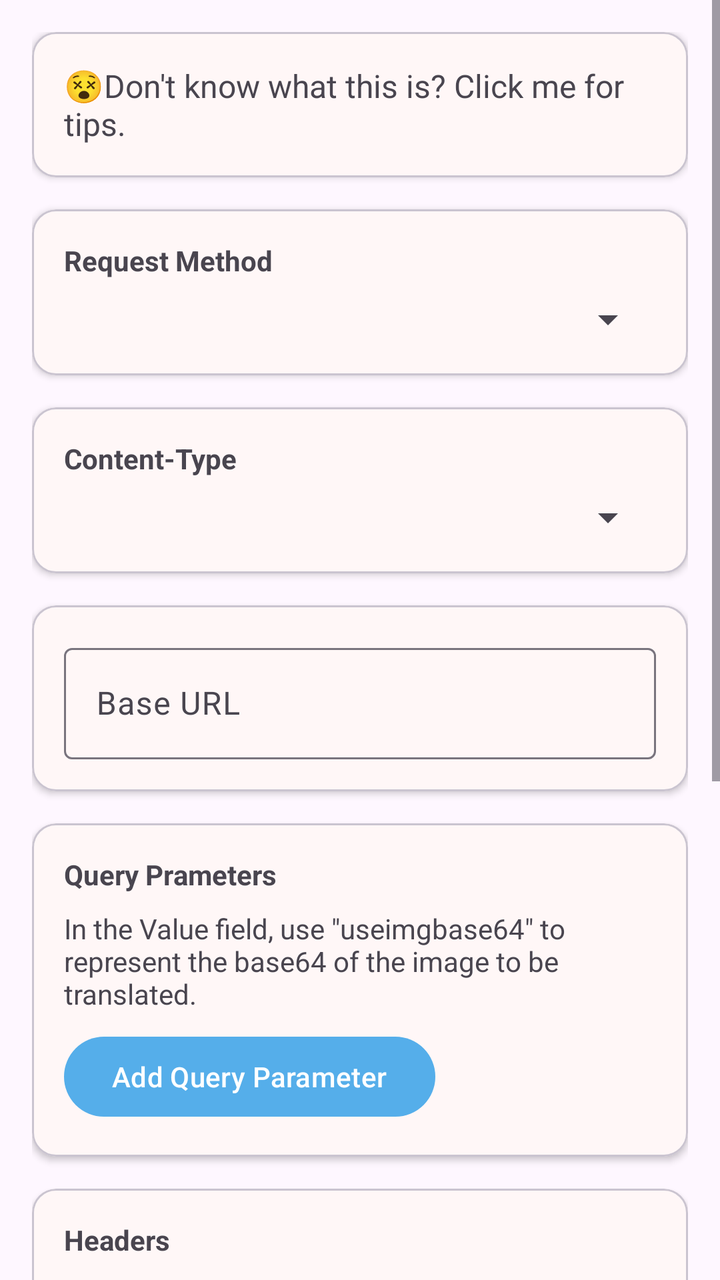
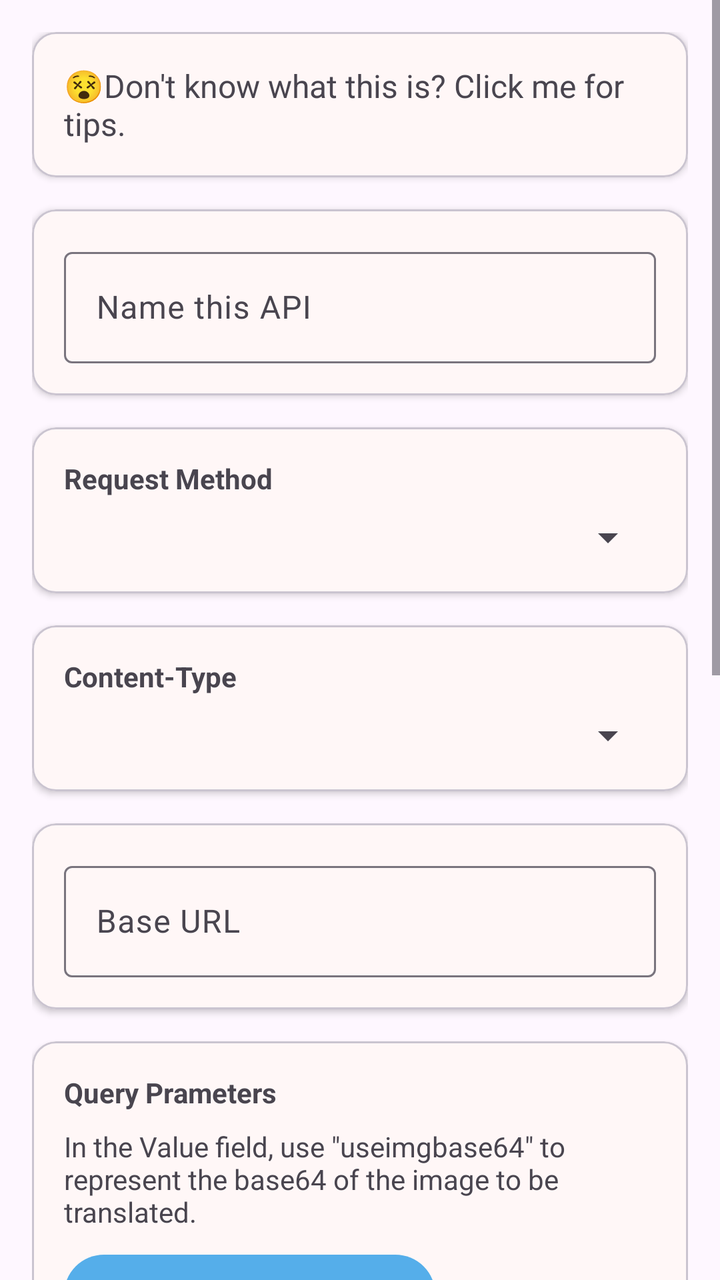

The first picture is an Android layout as it rendered before a commit; the second is the same layout after the commit. The layout source and the unified diff follow.
<!-- AndroidManifest.xml: application theme Theme.MT -->
<!-- res/layout/fragment_custom_pic_api.xml -->
<?xml version="1.0" encoding="utf-8"?>
<ScrollView xmlns:android="http://schemas.android.com/apk/res/android"
    xmlns:app="http://schemas.android.com/apk/res-auto"
    android:layout_width="match_parent"
    android:layout_height="match_parent"
    android:fitsSystemWindows="true">

    <LinearLayout
        android:layout_width="match_parent"
        android:layout_height="wrap_content"
        android:orientation="vertical"
        android:padding="16dp">

        
        <com.google.android.material.card.MaterialCardView
            android:id="@+id/introduce"
            android:layout_width="match_parent"
            android:layout_height="wrap_content"
            android:layout_marginBottom="16dp"
            app:cardBackgroundColor="@color/card_background"
            app:cardElevation="2dp">

            <LinearLayout
                android:layout_width="match_parent"
                android:layout_height="wrap_content"
                android:orientation="vertical"
                android:padding="16dp">

                <TextView
                    android:layout_width="match_parent"
                    android:layout_height="wrap_content"
                    android:textSize="16sp"
                    android:text="@string/dont_know_custom">
                </TextView>

            </LinearLayout>

        </com.google.android.material.card.MaterialCardView>

        
        <com.google.android.material.card.MaterialCardView
            android:layout_width="match_parent"
            android:layout_height="wrap_content"
            android:layout_marginBottom="16dp"
            app:cardBackgroundColor="@color/card_background"
            app:cardElevation="2dp">

            <LinearLayout
                android:layout_width="match_parent"
                android:layout_height="wrap_content"
                android:orientation="vertical"
                android:padding="16dp">

                <TextView
                    android:layout_width="wrap_content"
                    android:layout_height="wrap_content"
                    android:text="@string/request_method"
                    android:textStyle="bold" />

                <Spinner
                    android:id="@+id/spinnerMethod"
                    android:layout_width="match_parent"
                    android:layout_height="wrap_content"
                    android:layout_marginTop="8dp" />
            </LinearLayout>
        </com.google.android.material.card.MaterialCardView>

        
        <com.google.android.material.card.MaterialCardView
            android:id="@+id/layoutContentType"
            android:layout_width="match_parent"
            android:layout_height="wrap_content"
            android:layout_marginBottom="16dp"
            app:cardBackgroundColor="@color/card_background"
            app:cardElevation="2dp">

            <LinearLayout
                android:layout_width="match_parent"
                android:layout_height="wrap_content"
                android:orientation="vertical"
                android:padding="16dp">

                <TextView
                    android:layout_width="wrap_content"
                    android:layout_height="wrap_content"
                    android:text="Content-Type"
                    android:textStyle="bold" />

                <Spinner
                    android:id="@+id/spinnerContentType"
                    android:layout_width="match_parent"
                    android:layout_height="wrap_content"
                    android:layout_marginTop="8dp" />
            </LinearLayout>
        </com.google.android.material.card.MaterialCardView>

        
        <com.google.android.material.card.MaterialCardView
            android:layout_width="match_parent"
            android:layout_height="wrap_content"
            android:layout_marginBottom="16dp"
            app:cardBackgroundColor="@color/card_background"
            app:cardElevation="2dp">

            <LinearLayout
                android:layout_width="match_parent"
                android:layout_height="wrap_content"
                android:orientation="vertical"
                android:padding="16dp">

                <com.google.android.material.textfield.TextInputLayout
                    android:layout_width="match_parent"
                    android:layout_height="wrap_content"
                    android:hint="@string/base_url">

                    <com.google.android.material.textfield.TextInputEditText
                        android:id="@+id/editBaseUrl"
                        android:layout_width="match_parent"
                        android:layout_height="wrap_content" />
                </com.google.android.material.textfield.TextInputLayout>
            </LinearLayout>
        </com.google.android.material.card.MaterialCardView>

        
        <com.google.android.material.card.MaterialCardView
            android:id="@+id/layoutGetParams"
            android:layout_width="match_parent"
            android:layout_height="wrap_content"
            android:layout_marginBottom="16dp"
            app:cardBackgroundColor="@color/card_background"
            app:cardElevation="2dp">

            <LinearLayout
                android:layout_width="match_parent"
                android:layout_height="wrap_content"
                android:orientation="vertical"
                android:padding="16dp">

                <TextView
                    android:layout_width="wrap_content"
                    android:layout_height="wrap_content"
                    android:text="@string/query_parameters"
                    android:textStyle="bold" />

                <LinearLayout
                    android:id="@+id/containerGetParams"
                    android:layout_width="match_parent"
                    android:layout_height="wrap_content"
                    android:orientation="vertical" />

                <TextView
                    android:layout_width="wrap_content"
                    android:layout_height="wrap_content"
                    android:layout_marginTop="8dp"
                    android:text="@string/use_img_base64"
                    android:textColor="?android:textColorSecondary" />

                <com.google.android.material.button.MaterialButton
                    android:id="@+id/btnAddGetParam"
                    android:layout_width="wrap_content"
                    android:layout_height="wrap_content"
                    android:layout_marginTop="8dp"
                    android:text="@string/add_query_parameter" />
            </LinearLayout>
        </com.google.android.material.card.MaterialCardView>

        
        <com.google.android.material.card.MaterialCardView
            android:layout_width="match_parent"
            android:layout_height="wrap_content"
            android:layout_marginBottom="16dp"
            app:cardBackgroundColor="@color/card_background"
            app:cardElevation="2dp">

            <LinearLayout
                android:layout_width="match_parent"
                android:layout_height="wrap_content"
                android:orientation="vertical"
                android:padding="16dp">

                <TextView
                    android:layout_width="wrap_content"
                    android:layout_height="wrap_content"
                    android:text="@string/headers"
                    android:textStyle="bold" />

                <LinearLayout
                    android:id="@+id/containerHeaders"
                    android:layout_width="match_parent"
                    android:layout_height="wrap_content"
                    android:orientation="vertical" />

                <com.google.android.material.button.MaterialButton
                    android:id="@+id/btnAddHeader"
                    android:layout_width="wrap_content"
                    android:layout_height="wrap_content"
                    android:layout_marginTop="8dp"
                    android:text="@string/add_header" />
            </LinearLayout>
        </com.google.android.material.card.MaterialCardView>

        
        <com.google.android.material.card.MaterialCardView
            android:id="@+id/layoutPostBody"
            android:layout_width="match_parent"
            android:layout_height="wrap_content"
            android:layout_marginBottom="16dp"
            app:cardBackgroundColor="@color/card_background"
            app:cardElevation="2dp">

            <LinearLayout
                android:layout_width="match_parent"
                android:layout_height="wrap_content"
                android:orientation="vertical"
                android:padding="16dp">

                <TextView
                    android:layout_width="wrap_content"
                    android:layout_height="wrap_content"
                    android:text="@string/request_body"
                    android:textStyle="bold" />

                <LinearLayout
                    android:id="@+id/containerBody"
                    android:layout_width="match_parent"
                    android:layout_height="wrap_content"
                    android:orientation="vertical" />

                <TextView
                    android:id="@+id/txtBodyHint"
                    android:layout_width="wrap_content"
                    android:layout_height="wrap_content"
                    android:layout_marginTop="8dp"
                    android:textColor="?android:textColorSecondary" />

                <com.google.android.material.button.MaterialButton
                    android:id="@+id/btnAddBodyField"
                    android:layout_width="wrap_content"
                    android:layout_height="wrap_content"
                    android:layout_marginTop="8dp"
                    android:text="@string/add_body_field" />
            </LinearLayout>
        </com.google.android.material.card.MaterialCardView>

        
        <com.google.android.material.card.MaterialCardView
            android:layout_width="match_parent"
            android:layout_height="wrap_content"
            android:layout_marginBottom="16dp"
            app:cardBackgroundColor="@color/card_background"
            app:cardElevation="2dp">

            <LinearLayout
                android:layout_width="match_parent"
                android:layout_height="wrap_content"
                android:orientation="vertical"
                android:padding="16dp">

                <com.google.android.material.textfield.TextInputLayout
                    android:layout_width="match_parent"
                    android:layout_height="wrap_content"
                    android:hint="@string/json_response_path">

                    <com.google.android.material.textfield.TextInputEditText
                        android:id="@+id/editJsonPath"
                        android:layout_width="match_parent"
                        android:layout_height="wrap_content" />
                </com.google.android.material.textfield.TextInputLayout>
            </LinearLayout>
        </com.google.android.material.card.MaterialCardView>

        
        <com.google.android.material.button.MaterialButton
            android:id="@+id/btnSave"
            android:layout_width="match_parent"
            android:layout_height="wrap_content"
            android:layout_marginTop="8dp"
            android:text="@string/save_configuration" />

    </LinearLayout>
</ScrollView>
<!-- resources referenced by this layout -->
<resources>
  <color name="card_background">#FFF7F7</color>
  <string name="add_body_field">Add Body Field</string>
  <string name="add_header">Add Header</string>
  <string name="add_query_parameter">Add Query Parameter</string>
  <string name="base_url">Base URL</string>
  <string name="dont_know_custom">😵Don\'t know what this is? Click me for tips.</string>
  <string name="headers">Headers</string>
  <string name="json_response_path">JSON Response Path</string>
  <string name="query_parameters">Query Prameters</string>
  <string name="request_body">Request Body</string>
  <string name="request_method">Request Method</string>
  <string name="save_configuration">Save Configuration</string>
  <string name="use_img_base64">In the Value field, use \"useimgbase64\" to represent the base64 of the image to be translated.</string>
  <style name="Theme.MT" parent="Base.Theme.MT">
          
          <item name="android:navigationBarColor">@android:color/transparent</item>
          <item name="android:statusBarColor">@android:color/transparent</item>
          <item name="android:windowLightStatusBar">?attr/isLightTheme</item>
      </style>
  <style name="Base.Theme.MT" parent="Theme.Material3.Light.NoActionBar">
          <item name="colorPrimary">#55AEEA</item>
          <item name="android:navigationBarColor">
              @android:color/transparent
          </item>
          <item name="android:enforceNavigationBarContrast">false</item>
          <item name="android:enforceStatusBarContrast">false</item>
      </style>
</resources>

<!-- the commit's change to res/layout/fragment_custom_pic_api.xml (unified diff, before → after) -->
@@ -51,6 +51,33 @@
                 android:orientation="vertical"
                 android:padding="16dp">
 
+                <com.google.android.material.textfield.TextInputLayout
+                    android:layout_width="match_parent"
+                    android:layout_height="wrap_content">
+
+                    <com.google.android.material.textfield.TextInputEditText
+                        android:id="@+id/editApiName"
+                        android:layout_width="match_parent"
+                        android:layout_height="wrap_content"
+                        android:hint="@string/custom_api_name_hint" />
+                </com.google.android.material.textfield.TextInputLayout>
+            </LinearLayout>
+        </com.google.android.material.card.MaterialCardView>
+
+        
+        <com.google.android.material.card.MaterialCardView
+            android:layout_width="match_parent"
+            android:layout_height="wrap_content"
+            android:layout_marginBottom="16dp"
+            app:cardBackgroundColor="@color/card_background"
+            app:cardElevation="2dp">
+
+            <LinearLayout
+                android:layout_width="match_parent"
+                android:layout_height="wrap_content"
+                android:orientation="vertical"
+                android:padding="16dp">
+
                 <TextView
                     android:layout_width="wrap_content"
                     android:layout_height="wrap_content"
@@ -277,5 +304,14 @@
             android:layout_marginTop="8dp"
             android:text="@string/save_configuration" />
 
+        
+        <com.google.android.material.button.MaterialButton
+            android:id="@+id/btnDelete"
+            android:layout_width="match_parent"
+            android:layout_height="wrap_content"
+            android:layout_marginTop="8dp"
+            android:text="@string/custom_api_delete"
+            style="?attr/materialButtonOutlinedStyle" />
+
     </LinearLayout>
 </ScrollView>
<!-- resource entries referenced after the edit -->
@@ -5,6 +5,8 @@
   <string name="add_header">Add Header</string>
   <string name="add_query_parameter">Add Query Parameter</string>
   <string name="base_url">Base URL</string>
+  <string name="custom_api_delete">Delete This API</string>
+  <string name="custom_api_name_hint">Name this API</string>
   <string name="dont_know_custom">😵Don\'t know what this is? Click me for tips.</string>
   <string name="headers">Headers</string>
   <string name="json_response_path">JSON Response Path</string>
